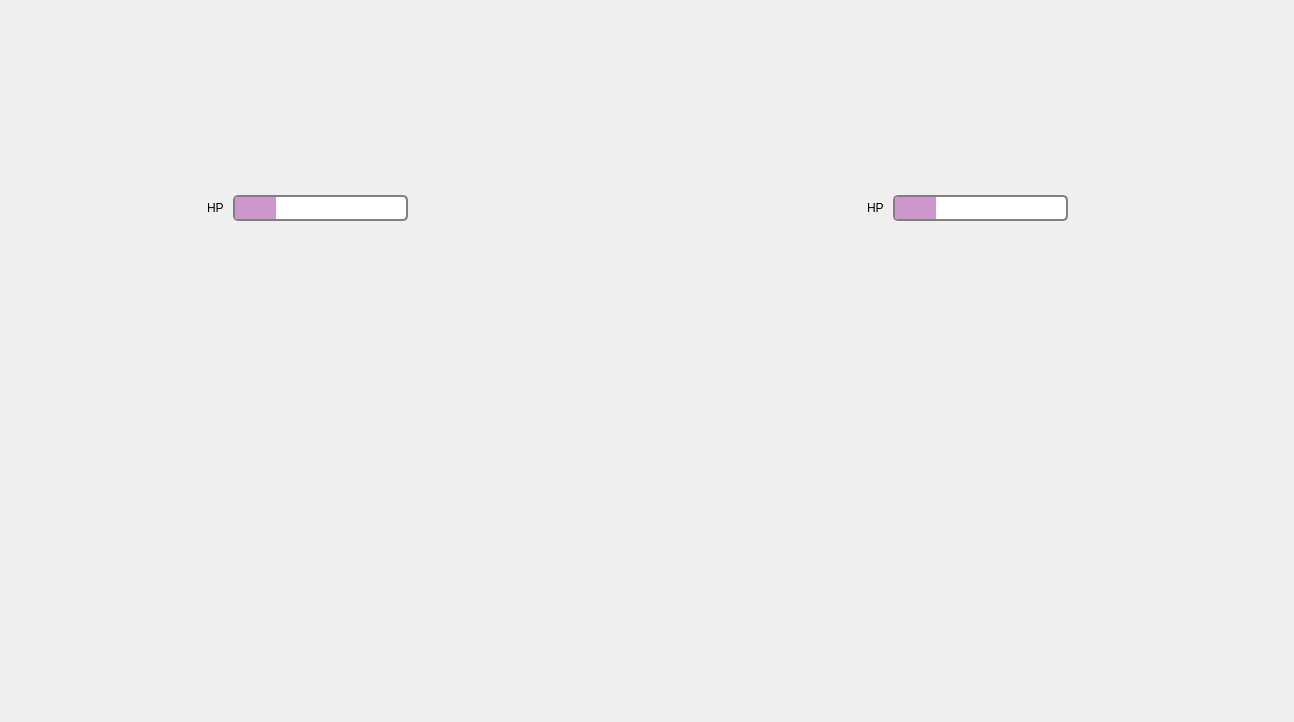
This is src/client/fightroom.ui in Connor1996/Pokemon as Qt 5 draws it before an edit. The edited form follows.
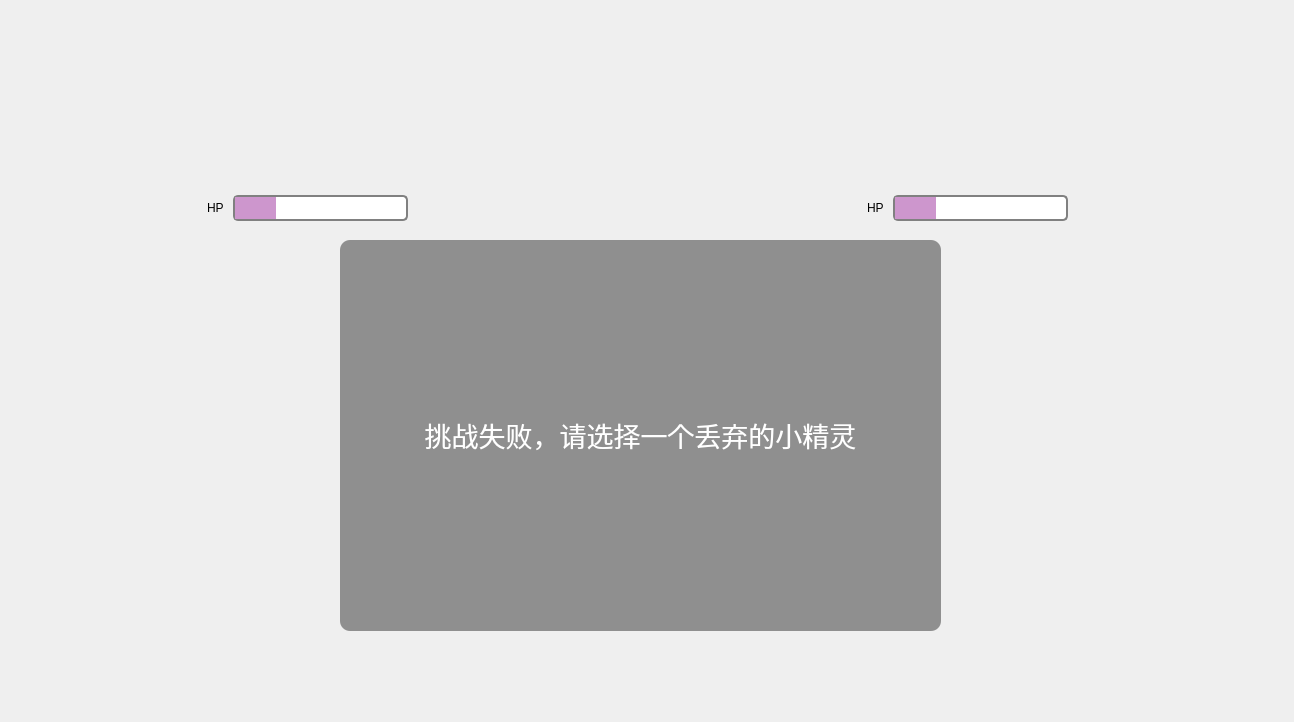
This is the edited form.

What changed in the file:
```diff
--- a/src/client/fightroom.ui
+++ b/src/client/fightroom.ui
@@ -249,6 +249,56 @@
     <string/>
    </property>
   </widget>
+  <widget class="QWidget" name="chooseWidget" native="true">
+   <property name="geometry">
+    <rect>
+     <x>340</x>
+     <y>240</y>
+     <width>601</width>
+     <height>391</height>
+    </rect>
+   </property>
+   <property name="styleSheet">
+    <string notr="true">#chooseWidget
+{
+	background-color: rgba(0,0,0, 40%);
+	border-radius:10px;
+}</string>
+   </property>
+   <layout class="QVBoxLayout" name="verticalLayout_2">
+    <item>
+     <widget class="QLabel" name="label_3">
+      <property name="maximumSize">
+       <size>
+        <width>16777215</width>
+        <height>50</height>
+       </size>
+      </property>
+      <property name="font">
+       <font>
+        <family>黑体</family>
+        <pointsize>20</pointsize>
+       </font>
+      </property>
+      <property name="styleSheet">
+       <string notr="true">color: rgb(255, 255, 255);</string>
+      </property>
+      <property name="text">
+       <string>挑战失败，请选择一个丢弃的小精灵</string>
+      </property>
+      <property name="scaledContents">
+       <bool>false</bool>
+      </property>
+      <property name="alignment">
+       <set>Qt::AlignCenter</set>
+      </property>
+     </widget>
+    </item>
+    <item>
+     <layout class="QHBoxLayout" name="chooseLayout" stretch=""/>
+    </item>
+   </layout>
+  </widget>
  </widget>
  <resources/>
  <connections/>
```
